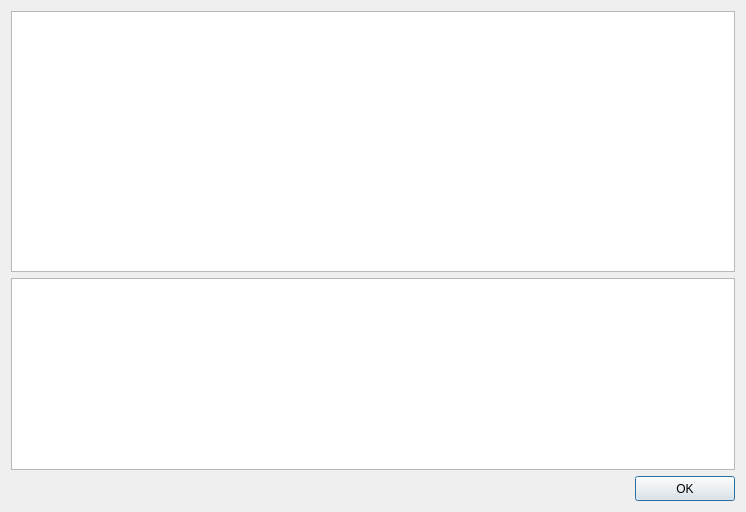
Before: the Qt Designer form ui/help.ui in garzol/wiflip, drawn with Qt 5.
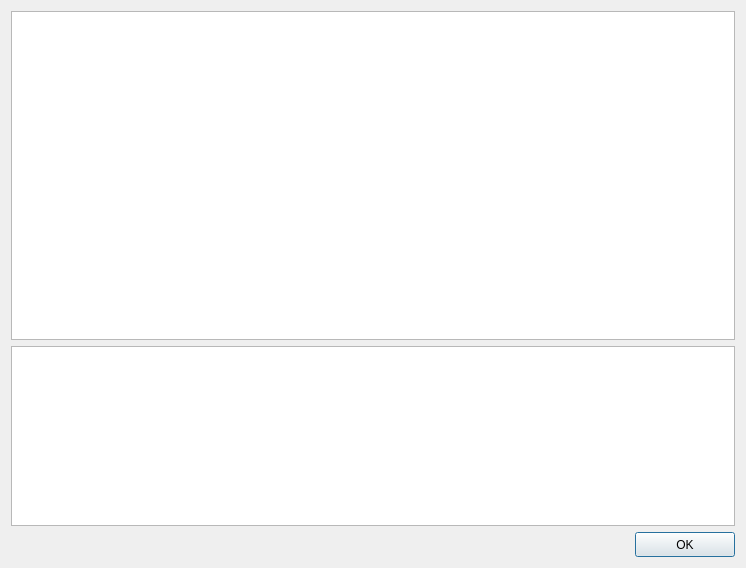
After: the same form once the commit is applied.

```diff
--- a/ui/help.ui
+++ b/ui/help.ui
@@ -7,7 +7,7 @@
     <x>0</x>
     <y>0</y>
     <width>746</width>
-    <height>512</height>
+    <height>568</height>
    </rect>
   </property>
   <property name="windowTitle">
@@ -20,11 +20,17 @@
    <item row="1" column="0">
     <widget class="QTextBrowser" name="textBrowser">
      <property name="sizePolicy">
-      <sizepolicy hsizetype="Expanding" vsizetype="Preferred">
+      <sizepolicy hsizetype="Expanding" vsizetype="MinimumExpanding">
        <horstretch>0</horstretch>
        <verstretch>0</verstretch>
       </sizepolicy>
      </property>
+     <property name="maximumSize">
+      <size>
+       <width>16777215</width>
+       <height>180</height>
+      </size>
+     </property>
     </widget>
    </item>
    <item row="2" column="0">
@@ -59,6 +65,18 @@
    </item>
    <item row="0" column="0">
     <widget class="QTextBrowser" name="textBrowser_2">
+     <property name="sizePolicy">
+      <sizepolicy hsizetype="Expanding" vsizetype="Expanding">
+       <horstretch>0</horstretch>
+       <verstretch>0</verstretch>
+      </sizepolicy>
+     </property>
+     <property name="minimumSize">
+      <size>
+       <width>0</width>
+       <height>300</height>
+      </size>
+     </property>
      <property name="openExternalLinks">
       <bool>true</bool>
      </property>
```
